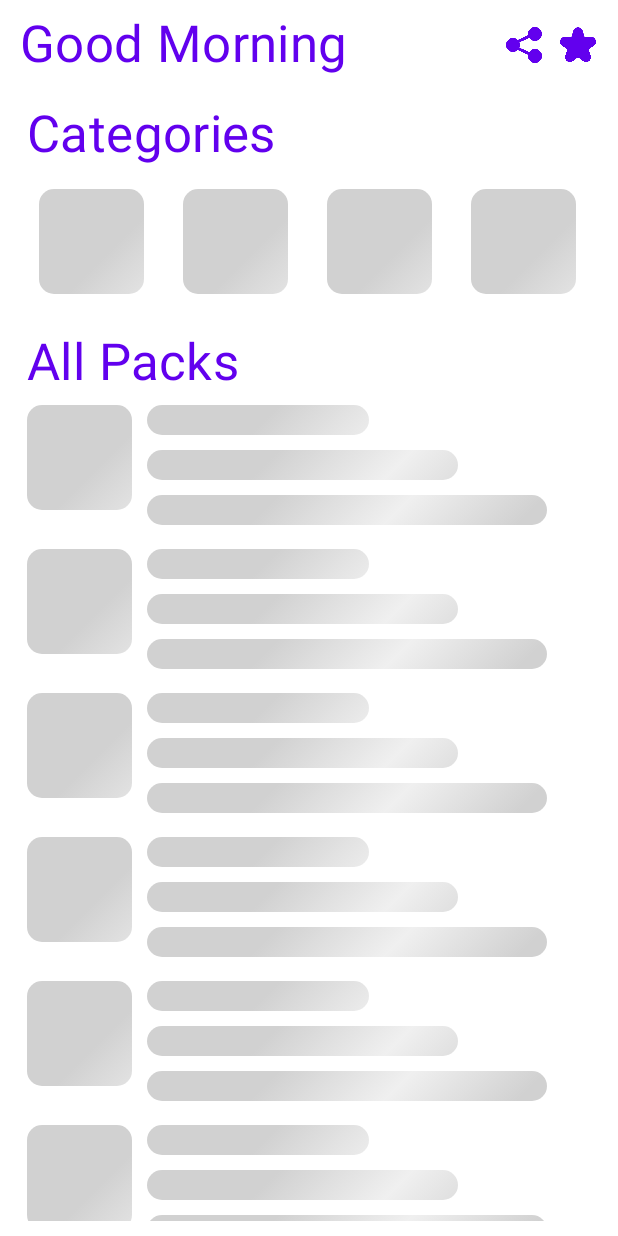
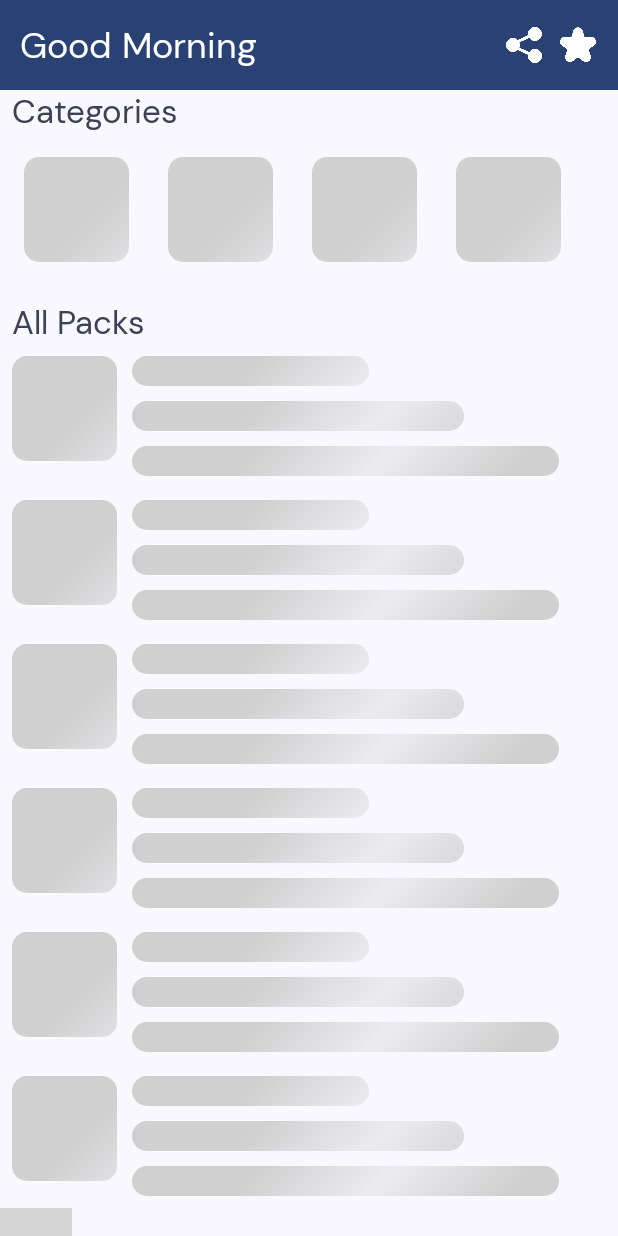
Before and after one commit to khalidabdou/StickerJetpackComp, an Android app built with Jetpack Compose: the screen it shows after launch (MainActivity), on a phone screen of 412 x 824 dp. Run offline under Robolectric (Android 15) with nearby library versions, the phone set to English and light mode, and no system bars; our stand-ins replace AdMob, Dagger/Hilt's generated code; libraries missing offline, so code that uses them is left out: com.downloader, com.skydoves.landscapist; pictures from the network do not load; 4 statements that could not run were skipped; grey boxes are pictures that could not be loaded.

Commit message:
material 3

```diff
--- a/app/src/main/AndroidManifest.xml
+++ b/app/src/main/AndroidManifest.xml
@@ -17,7 +17,7 @@
         android:requestLegacyExternalStorage="true"
         android:roundIcon="@mipmap/ic_launcher_round"
         android:supportsRtl="true"
-        android:theme="@style/Theme.StickerJetpackComp"
+        android:theme="@style/Theme.Wishes_jetpackCompose"
         android:usesCleartextTraffic="true"
         tools:targetApi="n">
 
@@ -27,8 +27,7 @@
         <activity
             android:name=".MainActivity"
             android:exported="true"
-            android:label="@string/app_name"
-            android:theme="@style/Theme.StickerJetpackComp.NoActionBar">
+            android:label="@string/app_name">
 
 
             <intent-filter>
--- a/app/src/main/java/com/example/stickerjetpackcomp/MainActivity.kt
+++ b/app/src/main/java/com/example/stickerjetpackcomp/MainActivity.kt
@@ -6,7 +6,6 @@ import androidx.activity.compose.setContent
 import androidx.compose.animation.ExperimentalAnimationApi
 import androidx.hilt.navigation.compose.hiltViewModel
 import androidx.navigation.compose.rememberNavController
-import com.example.stickerjetpackcomp.ui.theme.StickerJetpackCompTheme
 import com.example.stickerjetpackcomp.viewModel.StickerViewModel
 import com.example.testfriends_jetpackcompose.navigation.SetupNavGraph
 import dagger.hilt.android.AndroidEntryPoint
--- a/app/src/main/java/com/example/stickerjetpackcomp/screens/Home.kt
+++ b/app/src/main/java/com/example/stickerjetpackcomp/screens/Home.kt
@@ -12,7 +12,8 @@ import androidx.compose.foundation.lazy.LazyColumn
 import androidx.compose.foundation.lazy.LazyRow
 import androidx.compose.foundation.lazy.rememberLazyListState
 import androidx.compose.foundation.shape.RoundedCornerShape
-import androidx.compose.material.*
+import androidx.compose.material.rememberScaffoldState
+import androidx.compose.material3.*
 import androidx.compose.runtime.*
 import androidx.compose.ui.Alignment
 import androidx.compose.ui.Modifier
@@ -48,8 +49,8 @@ import com.ringtones.compose.feature.admob.AdvertView
 import com.skydoves.landscapist.glide.GlideImage
 
 
-@SuppressLint("UnusedMaterialScaffoldPaddingParameter")
-@OptIn(ExperimentalFoundationApi::class)
+@SuppressLint("UnusedMaterialScaffoldPaddingParameter", "UnusedMaterial3ScaffoldPaddingParameter")
+@OptIn(ExperimentalFoundationApi::class, ExperimentalMaterial3Api::class)
 @ExperimentalAnimationApi
 @Composable
 fun Home(navController: NavController, viewModel: StickerViewModel) {
@@ -73,9 +74,8 @@ fun Home(navController: NavController, viewModel: StickerViewModel) {
 
 
     Scaffold(
-        backgroundColor = Color.White,
         modifier = Modifier,
-        scaffoldState = scaffoldState,
+
         topBar = {
             //var message = "Good Morning"
             Row(
@@ -84,13 +84,13 @@ fun Home(navController: NavController, viewModel: StickerViewModel) {
                 modifier = Modifier
                     .fillMaxWidth()
                     .height(60.dp)
-                    .background(MaterialTheme.colors.background)
+                    .background(MaterialTheme.colorScheme.primary)
                     .padding(5.dp)
             ) {
                 Text(
                     text = message.value,
-                    style = MaterialTheme.typography.h4,
-                    color = MaterialTheme.colors.primary,
+                    style = MaterialTheme.typography.headlineSmall,
+                    color = MaterialTheme.colorScheme.onPrimary,
                     modifier = Modifier
                         .padding(start = 8.dp)
                         .weight(5f)
@@ -116,16 +116,16 @@ fun Home(navController: NavController, viewModel: StickerViewModel) {
         LazyColumn(
             state = state,
             modifier = Modifier
-                .padding(10.dp)
+                .padding(it)
                 .background(
-                    Color.White
+                    MaterialTheme.colorScheme.background
                 )
         ) {
             item {
                 Text(
                     text = stringResource(R.string.Categories),
-                    style = MaterialTheme.typography.h4,
-                    color = MaterialTheme.colors.primary,
+                    style = MaterialTheme.typography.titleLarge,
+                    color = MaterialTheme.colorScheme.secondary,
                     modifier = Modifier.padding(start = 8.dp)
                 )
                 val listState = rememberLazyListState()
@@ -155,8 +155,8 @@ fun Home(navController: NavController, viewModel: StickerViewModel) {
             item {
                 Text(
                     text = stringResource(R.string.packs),
-                    style = MaterialTheme.typography.h4,
-                    color = MaterialTheme.colors.primary,
+                    style = MaterialTheme.typography.titleLarge,
+                    color = MaterialTheme.colorScheme.secondary,
                     modifier = Modifier.padding(start = 8.dp)
                 )
             }
@@ -185,7 +185,8 @@ fun Home(navController: NavController, viewModel: StickerViewModel) {
 
 @Composable
 fun AppBarIcon(icon: Int, onClick: () -> Unit) {
-    Box(contentAlignment = Alignment.Center, modifier = Modifier
+    Box(contentAlignment = Alignment.Center,
+        modifier = Modifier
             .size(36.dp)
             .clip(RoundedCornerShape(4.dp))
             .padding(6.dp)
@@ -196,7 +197,7 @@ fun AppBarIcon(icon: Int, onClick: () -> Unit) {
             modifier = Modifier
                 .size(30.dp),
             painter = painterResource(id = icon),
-            tint = MaterialTheme.colors.primary,
+            tint = MaterialTheme.colorScheme.onPrimary,
             contentDescription = "Logo Icon",
         )
     }
@@ -219,7 +220,7 @@ fun CategoryCompose(
                 modifier = Modifier
                     .size(70.dp)
                     .clip(SHAPE)
-                    .background(color.copy(0.4f))
+                    .background(MaterialTheme.colorScheme.primaryContainer)
                     .clickable {
                         onClick(cat.id)
                     },
@@ -238,8 +239,11 @@ fun CategoryCompose(
                         .padding(6.dp)
                 )
             }
-            Text(text = cat.name, style = MaterialTheme.typography.body1, color = Color.Black)
-
+            Text(
+                text = cat.name.take(10),
+                style = MaterialTheme.typography.bodyMedium,
+                color = MaterialTheme.colorScheme.onSurface
+            )
 
         }
 
@@ -248,12 +252,16 @@ fun CategoryCompose(
             modifier = Modifier
                 .width(30.dp)
                 .clip(SHAPE)
-                .background(color.copy(0.9f))
+                .background(MaterialTheme.colorScheme.onPrimaryContainer)
 
         ) {
             Text(
                 text = cat.pack_stickers.size.toString(),
-                style = TextStyle(fontSize = 10.sp, fontWeight = FontWeight.Bold)
+                style = TextStyle(
+                    fontSize = 10.sp,
+                    color = MaterialTheme.colorScheme.primaryContainer,
+                    fontWeight = FontWeight.Bold
+                )
             )
         }
     }
--- a/app/src/main/java/com/example/stickerjetpackcomp/ui/theme/Theme.kt
+++ b/app/src/main/java/com/example/stickerjetpackcomp/ui/theme/Theme.kt
@@ -1,11 +1,17 @@
-package com.example.stickerjetpackcomp.ui.theme
+package com.example.stickerjetpackcomp
 
+import android.app.Activity
+import android.os.Build
 import androidx.compose.foundation.isSystemInDarkTheme
-import androidx.compose.material3.MaterialTheme
-import androidx.compose.material3.lightColorScheme
-import androidx.compose.material3.darkColorScheme
+import androidx.compose.material3.*
 import androidx.compose.runtime.Composable
-
+import androidx.compose.runtime.SideEffect
+import androidx.compose.ui.graphics.toArgb
+import androidx.compose.ui.platform.LocalContext
+import androidx.compose.ui.platform.LocalView
+import androidx.core.view.ViewCompat
+import com.example.stickerjetpackcomp.ui.theme.*
+import com.example.wishes_jetpackcompose.ui.theme.Typography
 
 
 private val LightColors = lightColorScheme(
@@ -71,29 +77,30 @@ private val DarkColors = darkColorScheme(
 
 @Composable
 fun StickerJetpackCompTheme(
-    useDarkTheme: Boolean = isSystemInDarkTheme(),
-    content: @Composable() () -> Unit
+    darkTheme: Boolean = isSystemInDarkTheme(),
+    // Dynamic color is available on Android 12+
+    dynamicColor: Boolean = true,
+    content: @Composable () -> Unit
 ) {
-    val colors = if (!useDarkTheme) {
-        LightColors
-    } else {
-        DarkColors
+    val colorScheme = when {
+        dynamicColor && Build.VERSION.SDK_INT >= Build.VERSION_CODES.S -> {
+            val context = LocalContext.current
+            if (darkTheme) dynamicDarkColorScheme(context) else dynamicLightColorScheme(context)
+        }
+        darkTheme -> DarkColors
+        else -> LightColors
+    }
+    val view = LocalView.current
+    if (!view.isInEditMode) {
+        SideEffect {
+            (view.context as Activity).window.statusBarColor = colorScheme.primary.toArgb()
+            ViewCompat.getWindowInsetsController(view)?.isAppearanceLightStatusBars = darkTheme
+        }
     }
 
     MaterialTheme(
-        colorScheme = colors,
-
-
+        colorScheme = colorScheme,
+        typography = Typography,
         content = content
     )
 }
-@Composable
-fun StickerJetpackCompThemeold(
-    darkTheme: Boolean = isSystemInDarkTheme(),
-    content: @Composable() () -> Unit
-) {
-    val colors =
-        LightColors
-
-
-}
--- a/app/src/main/java/com/example/stickerjetpackcomp/ui/theme/Type.kt
+++ b/app/src/main/java/com/example/stickerjetpackcomp/ui/theme/Type.kt
@@ -1,6 +1,6 @@
-package com.example.stickerjetpackcomp.ui.theme
+package com.example.wishes_jetpackcompose.ui.theme
 
-import androidx.compose.material.Typography
+import androidx.compose.material3.Typography
 import androidx.compose.ui.text.TextStyle
 import androidx.compose.ui.text.font.Font
 import androidx.compose.ui.text.font.FontFamily
@@ -9,58 +9,129 @@ import androidx.compose.ui.unit.sp
 import com.example.stickerjetpackcomp.R
 
 
-val QuickSand = FontFamily(
-    Font(R.font.majalla),
-    Font(R.font.majalla, FontWeight.Bold)
+val default = FontFamily.Default
+
+val Inter = FontFamily(
+    Font(R.font.inter_thin, FontWeight.Thin),
+    Font(R.font.inter_extra_light, FontWeight.ExtraLight),
+    Font(R.font.inter_light, FontWeight.Light),
+    Font(R.font.inter_regular, FontWeight.Normal),
+    Font(R.font.inter_medium, FontWeight.Medium),
+    Font(R.font.inter_semi_bold, FontWeight.SemiBold),
+    Font(R.font.inter_bold, FontWeight.Bold),
+    Font(R.font.inter_extra_bold, FontWeight.ExtraBold),
 )
 
-// Set of Material typography styles to start with
+val DMSans = FontFamily(
+    Font(R.font.dm_sans_regular, FontWeight.Normal),
+    Font(R.font.dm_sans_medium, FontWeight.Medium),
+    Font(R.font.dm_sans_bold, FontWeight.Bold),
+)
+
 val Typography = Typography(
-    body1 = TextStyle(
-        fontFamily = QuickSand,
+    displayLarge = TextStyle(
+        fontFamily = DMSans,
         fontWeight = FontWeight.Normal,
-        fontSize = 16.sp
+        fontSize = 57.sp,
+        lineHeight = 64.sp,
+        letterSpacing = (-0.25).sp,
     ),
-    h1 = TextStyle(
-        fontFamily = QuickSand,
+    displayMedium = TextStyle(
+        fontFamily = DMSans,
         fontWeight = FontWeight.Normal,
-        fontSize = 24.sp
+        fontSize = 45.sp,
+        lineHeight = 52.sp,
+        letterSpacing = 0.sp,
     ),
-    h2 = TextStyle(
-        fontFamily = QuickSand,
+    displaySmall = TextStyle(
+        fontFamily = DMSans,
         fontWeight = FontWeight.Normal,
-        fontSize = 24.sp
+        fontSize = 36.sp,
+        lineHeight = 44.sp,
+        letterSpacing = 0.sp,
     ),
-    h3 = TextStyle(
-        fontFamily = QuickSand,
+    headlineLarge = TextStyle(
+        fontFamily = DMSans,
         fontWeight = FontWeight.Normal,
-        fontSize = 24.sp
+        fontSize = 32.sp,
+        lineHeight = 40.sp,
+        letterSpacing = 0.sp,
     ),
-    h4 = TextStyle(
-        fontFamily = QuickSand,
+    headlineMedium = TextStyle(
+        fontFamily = DMSans,
         fontWeight = FontWeight.Normal,
-        fontSize = 20.sp
+        fontSize = 28.sp,
+        lineHeight = 36.sp,
+        letterSpacing = 0.sp,
     ),
-    h5 = TextStyle(
-        fontFamily = QuickSand,
+    headlineSmall = TextStyle(
+        fontFamily = DMSans,
         fontWeight = FontWeight.Normal,
-        fontSize = 16.sp
+        fontSize = 24.sp,
+        lineHeight = 32.sp,
+        letterSpacing = 0.sp,
     ),
-    h6 = TextStyle(
-        fontFamily = QuickSand,
+    titleLarge = TextStyle(
+        fontFamily = DMSans,
         fontWeight = FontWeight.Normal,
-        fontSize = 16.sp
+        fontSize = 22.sp,
+        lineHeight = 28.sp,
+        letterSpacing = 0.sp,
     ),
-    /* Other default text styles to override
-    button = TextStyle(
-        fontFamily = FontFamily.Default,
-        fontWeight = FontWeight.W500,
-        fontSize = 14.sp
+    titleMedium = TextStyle(
+        fontFamily = DMSans,
+        fontWeight = FontWeight.Medium,
+        fontSize = 16.sp,
+        lineHeight = 24.sp,
+        letterSpacing = 0.1.sp,
     ),
-    caption = TextStyle(
-        fontFamily = FontFamily.Default,
+    titleSmall = TextStyle(
+        fontFamily = DMSans,
+        fontWeight = FontWeight.Medium,
+        fontSize = 14.sp,
+        lineHeight = 20.sp,
+        letterSpacing = 0.1.sp,
+    ),
+    labelLarge = TextStyle(
+        fontFamily = DMSans,
+        fontWeight = FontWeight.Medium,
+        fontSize = 14.sp,
+        lineHeight = 20.sp,
+        letterSpacing = 0.1.sp,
+    ),
+    bodyLarge = TextStyle(
+        fontFamily = DMSans,
         fontWeight = FontWeight.Normal,
-        fontSize = 12.sp
+        fontSize = 16.sp,
+        lineHeight = 24.sp,
+        letterSpacing = 0.5.sp,
+    ),
+    bodyMedium = TextStyle(
+        fontFamily = DMSans,
+        fontWeight = FontWeight.Normal,
+        fontSize = 14.sp,
+        lineHeight = 20.sp,
+        letterSpacing = 0.25.sp,
+    ),
+    bodySmall = TextStyle(
+        fontFamily = DMSans,
+        fontWeight = FontWeight.Normal,
+        fontSize = 12.sp,
+        lineHeight = 16.sp,
+        letterSpacing = 0.4.sp,
+    ),
+    labelMedium = TextStyle(
+        fontFamily = DMSans,
+        fontWeight = FontWeight.Medium,
+        fontSize = 12.sp,
+        lineHeight = 16.sp,
+        letterSpacing = 0.5.sp,
+    ),
+    labelSmall = TextStyle(
+        fontFamily = DMSans,
+        fontWeight = FontWeight.Medium,
+        fontSize = 11.sp,
+        lineHeight = 16.sp,
+        letterSpacing = 0.5.sp,
     )
-    */
 )
--- a/app/src/main/res/values-night/themes.xml
+++ /dev/null
@@ -1,16 +0,0 @@
-<resources xmlns:tools="http://schemas.android.com/tools">
-    <!-- Base application theme. -->
-    <style name="Theme.StickerJetpackComp" parent="Theme.MaterialComponents.DayNight.DarkActionBar">
-        <!-- Primary brand color. -->
-        <item name="colorPrimary">@color/darkGray</item>
-        <item name="colorPrimaryVariant">@color/darkGray</item>
-        <item name="colorOnPrimary">@color/black</item>
-
-        <item name="colorSecondary">@color/teal_200</item>
-        <item name="colorSecondaryVariant">@color/teal_200</item>
-        <item name="colorOnSecondary">@color/black</item>
-
-        <item name="android:statusBarColor" tools:targetApi="l">?attr/colorPrimaryVariant</item>
-
-    </style>
-</resources>
--- a/app/src/main/res/values/themes.xml
+++ b/app/src/main/res/values/themes.xml
@@ -1,25 +1,5 @@
-<resources xmlns:tools="http://schemas.android.com/tools">
-    <!-- Base application theme. -->
-    <style name="Theme.StickerJetpackComp" parent="Theme.MaterialComponents.DayNight.DarkActionBar">
-        <!-- Primary brand color. -->
-        <item name="colorPrimary">@color/darkGray</item>
-        <item name="colorPrimaryVariant">@color/darkGray</item>
-        <item name="colorOnPrimary">@color/white</item>
-        <!-- Secondary brand color. -->
-        <item name="colorSecondary">@color/teal_200</item>
-        <item name="colorSecondaryVariant">@color/teal_700</item>
-        <item name="colorOnSecondary">@color/black</item>
-        <!-- Status bar color. -->
-        <item name="android:statusBarColor" tools:targetApi="l">?attr/colorPrimaryVariant</item>
-        <!-- Customize your theme here. -->
-    </style>
+<?xml version="1.0" encoding="utf-8"?>
+<resources>
 
-    <style name="Theme.StickerJetpackComp.NoActionBar">
-        <item name="windowActionBar">false</item>
-        <item name="windowNoTitle">true</item>
-    </style>
-
-    <style name="Theme.StickerJetpackComp.AppBarOverlay" parent="ThemeOverlay.AppCompat.Dark.ActionBar" />
-
-    <style name="Theme.StickerJetpackComp.PopupOverlay" parent="ThemeOverlay.AppCompat.Light" />
+    <style name="Theme.Wishes_jetpackCompose" parent="android:Theme.Material.Light.NoActionBar" />
 </resources>
--- a/build.gradle
+++ b/build.gradle
@@ -2,8 +2,8 @@
 buildscript {
     ext {
 
-        kotlinVersion =  '1.6.21'
-        compose_version = '1.8.0-Beta'   //compose dependencies
+        kotlinVersion =  '1.6.10'
+        compose_version = '1.1.1'   //compose dependencies
         compose_material3 = '1.0.0-beta02' //material3 release
     }
     repositories {
```
Also changed, not shown: app/src/main/java/com/example/stickerjetpackcomp/screens/PacksByCategory.kt (+10 -4 lines), app/src/main/res/font/dm_sans_bold.ttf (added), app/src/main/res/font/dm_sans_medium.ttf (added), app/src/main/res/font/dm_sans_regular.ttf (added), app/src/main/res/font/inter_bold.ttf (added), app/src/main/res/font/inter_extra_bold.ttf (added), app/src/main/res/font/inter_extra_light.ttf (added), app/src/main/res/font/inter_light.ttf (added), app/src/main/res/font/inter_medium.ttf (added), app/src/main/res/font/inter_regular.ttf (added), app/src/main/res/font/inter_semi_bold.ttf (added), app/src/main/res/font/inter_thin.ttf (added). Lines whose indentation alone changed are shown as unchanged.
